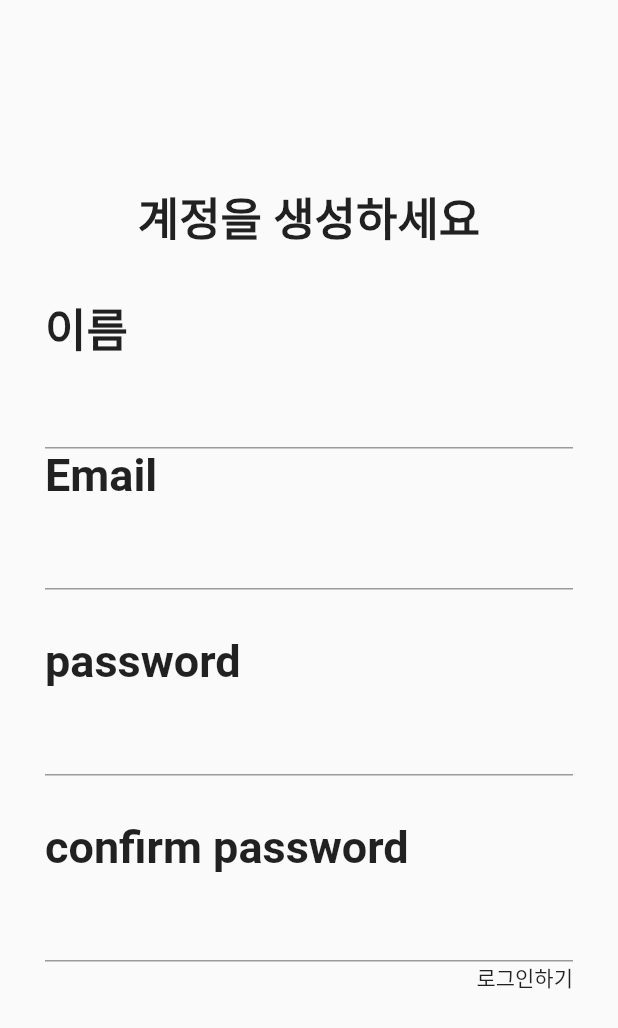
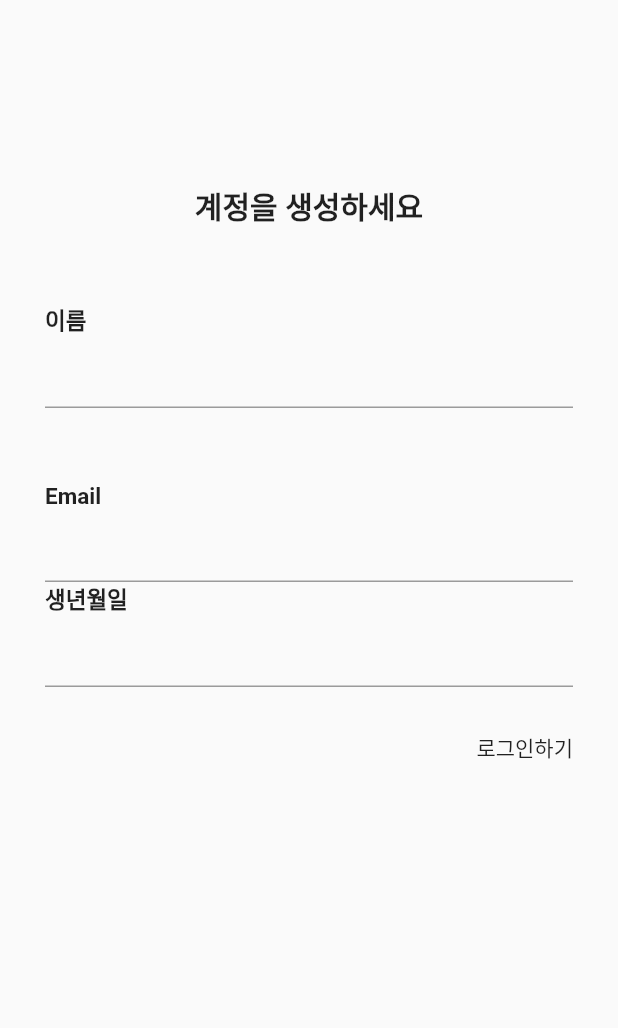
Before and after one commit to devkys/DiveToU, a Flutter app: the Register screen opened directly, on a phone screen of 412 x 824 dp. Shown: the top 1028 px of the screen. Run offline on Flutter 3.47's test engine with Material 2 defaults, Android fonts, the phone set to English and light mode, and no system bars.

```diff
--- a/frontend/dream/lib/register.dart
+++ b/frontend/dream/lib/register.dart
@@ -1,4 +1,4 @@
-
+import 'package:flutter/cupertino.dart';
 import 'package:flutter/material.dart';
 import 'package:dream/login.dart';
 
@@ -10,8 +10,14 @@ class Register extends StatefulWidget {
 }
 
 class _RegisterState extends State<Register> {
+  void initState() {
+    var dateTime = DateTime.now();
+    super.initState();
+  }
+
   @override
   Widget build(BuildContext context) {
+    var dateTime = DateTime.now();
     return Scaffold(
       body: Center(
         child: SingleChildScrollView(
@@ -29,57 +35,83 @@ class _RegisterState extends State<Register> {
                         SizedBox(height: 30),
                         Text('계정을 생성하세요',
                             style: TextStyle(
-                          fontSize: 30,
-                          fontWeight: FontWeight.bold
-                        )),
-                        SizedBox(height: 30),
+                                fontSize: 20, fontWeight: FontWeight.bold)),
+                        SizedBox(height: 50),
                         Align(
                           alignment: Alignment.topLeft,
-                          child: Text('이름',
+                          child: Text(
+                            '이름',
                             style: TextStyle(
-                              fontSize: 30,
-                              fontWeight: FontWeight.bold
-                            ),
+                                fontSize: 15, fontWeight: FontWeight.bold),
                           ),
                         ),
                         TextField(
-                          style: TextStyle(fontSize: 30, color: Colors.red),
+                          style: TextStyle(fontSize: 15, color: Colors.red),
+                        ),
+                        SizedBox(
+                          height: 50,
                         ),
                         Align(
                           alignment: Alignment.topLeft,
                           child: Text('Email',
                               style: TextStyle(
-                            fontSize: 30,
-                            fontWeight: FontWeight.bold
-                          )),
+                                  fontSize: 15, fontWeight: FontWeight.bold)),
                         ),
                         TextField(
-                          style: TextStyle(fontSize: 30, color: Colors.red),
+                          style: TextStyle(fontSize: 15, color: Colors.red),
                         ),
-                        SizedBox(height: 30),
                         Align(
                           alignment: Alignment.topLeft,
-                          child: Text('password',
+                          child: Text('생년월일',
                               style: TextStyle(
-                            fontSize: 30,
-                            fontWeight: FontWeight.bold
-                          )),
+                                  fontSize: 15, fontWeight: FontWeight.bold)),
                         ),
-                        TextField(
-                          style: TextStyle(fontSize: 30, color: Colors.red),
+                        TextField(onTap: () {
+                          showCupertinoModalPopup(
+                              context: context,
+                              builder: (context) {
+                                return Container(
+                                  height:
+                                      MediaQuery.of(context).size.height * 0.4,
+                                  child: Column(
+                                    // crossAxisAlignment:
+                                    //     CrossAxisAlignment.center,
+                                    // mainAxisAlignment:
+                                    //     MainAxisAlignment.spaceBetween,
+                                    children: [
+                                      Row(
+                                        crossAxisAlignment: CrossAxisAlignment.center,
+                                        mainAxisAlignment: MainAxisAlignment.spaceBetween,
+                                        children: [
+                                          TextButton(
+                                              onPressed: () {
+                                                Navigator.pop(context);
+                                              },
+                                              child: const Text("취소")),
+                                          TextButton(
+                                              child: Text('설정'),
+                                              onPressed: () {
+                                                Navigator.pop(context);
+                                              }),
+                                        ],
                                       ),
+                                      Expanded(
+                                        child: CupertinoDatePicker(
+                                          initialDateTime: new DateTime.now(),
+                                          mode: CupertinoDatePickerMode.date,
+                                          onDateTimeChanged: (date) {
+                                            setState(() {
+                                              dateTime = date;
+                                            });
+                                          },
+                                        ),
+                                      )
+                                    ],
+                                  ),
+                                );
+                              });
+                        }),
                         SizedBox(height: 30),
-                        Align(
-                          alignment: Alignment.topLeft,
-                          child: Text('confirm password',
-                          style: TextStyle(
-                            fontSize: 30,
-                            fontWeight: FontWeight.bold
-                          )),
-                        ),
-                        TextField(
-                          style: TextStyle(fontSize: 30, color: Colors.red),
-                        ),
                         Align(
                           alignment: Alignment.bottomRight,
                           child: InkWell(
@@ -87,25 +119,21 @@ class _RegisterState extends State<Register> {
                             onTap: () {
                               Navigator.push(
                                 context,
-                                MaterialPageRoute(builder: (context) =>  Login()),
+                                MaterialPageRoute(
+                                    builder: (context) => Login()),
                               );
                             },
-
                           ),
                         )
-
                       ],
-
                     ),
                   ),
                 ),
               ],
             ),
-
           ),
         ),
       ),
-
     );
   }
 }
```
Lines whose indentation alone changed are shown as unchanged.
